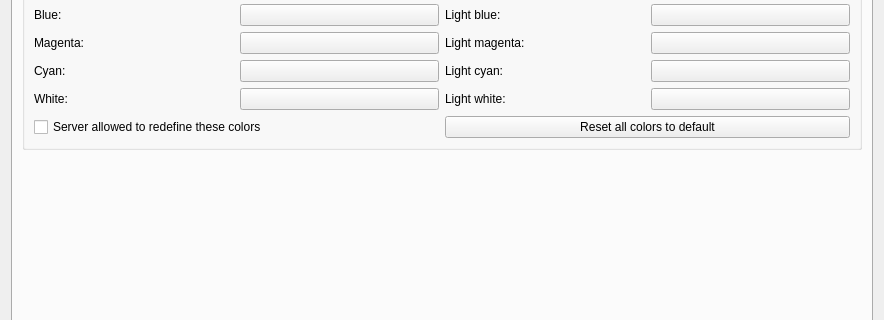
Qt form src/ui/profile_preferences.ui (Mudlet/Mudlet) before a commit; both pictures show x 0 to 884 and y 296 to 616 of the 884 by 714 pixel window.
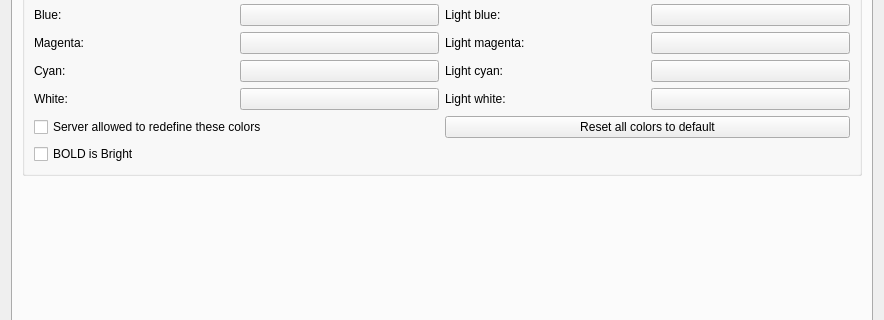
The same form after that commit. The open tabs and pages were chosen to show the change. Icons and pictures are not drawn. Custom widgets are drawn as their Qt base class.

Commit message: Improve: add BoldIsBright setting

```diff
--- a/src/ui/profile_preferences.ui
+++ b/src/ui/profile_preferences.ui
@@ -2038,6 +2038,16 @@
             </property>
            </widget>
           </item>
+          <item row="14" column="0" colspan="4">
+           <widget class="QCheckBox" name="checkBox_boldIsBright">
+            <property name="toolTip">
+             <string>&lt;p&gt;Server uses BOLD to make Light 8 colors (only for some 16 Color MUDs)&lt;/p&gt;&lt;p&gt;Some older Game Servers support eight different colors which are selected by using the original eight &quot;Set Graphic Rendition&quot; &lt;tt&gt; &amp;lt;SGR&amp;gt; 30&lt;/tt&gt; (black) to &lt;tt&gt;37&lt;/tt&gt; (white)&lt;/tt&gt; ANSI ESC color codes and combining those with the &lt;tt&gt;&amp;lt;SGR&amp;gt; 1&lt;/tt&gt; (bold or more intense) code to provide a second set of eight codes for sixteen in total. This checkbox causes this use of the &lt;tt&gt;&amp;lt;SGR&amp;gt; 1&lt;/tt&gt; code however it should not be used if the Game Server only uses eight colors or selects the &quot;brighter&quot; eight colors with &lt;tt&gt;&amp;lt;SGR&amp;gt; 90&lt;/tt&gt; (light black) to &lt;tt&gt;&amp;lt;SGR&amp;gt; 97&lt;/tt&gt; (light white) {and &lt;tt&gt;100&lt;/tt&gt; to &lt;tt&gt;107&lt;/tt&gt; for the same as a background} uses sixteeen selects the second set of eight colors with alternate &lt;/p&gt;&lt;p&gt;&lt;i&gt;Older versions of Mudlet had code that effectively had this option permanently enabled. However nowadays it interferes with using the BOLD attribute to provide &lt;b&gt;bold&lt;/b&gt; text alongside the less often used FAINT attribute to provide &lt;span style=&quot; font-weight: 200&quot;&gt;faint&lt;/span&gt; and &lt;span style=&quot; font-weight: 600&quot;&gt;demi-bold&lt;/span&gt; text effects.&lt;/p&gt;</string>
+            </property>
+            <property name="text">
+             <string>BOLD is Bright</string>
+            </property>
+           </widget>
+          </item>
          </layout>
         </widget>
        </item>
```
Left out of the diff: 2 changed lines with no effect on the pictures. The commit also changes 6 other files.
